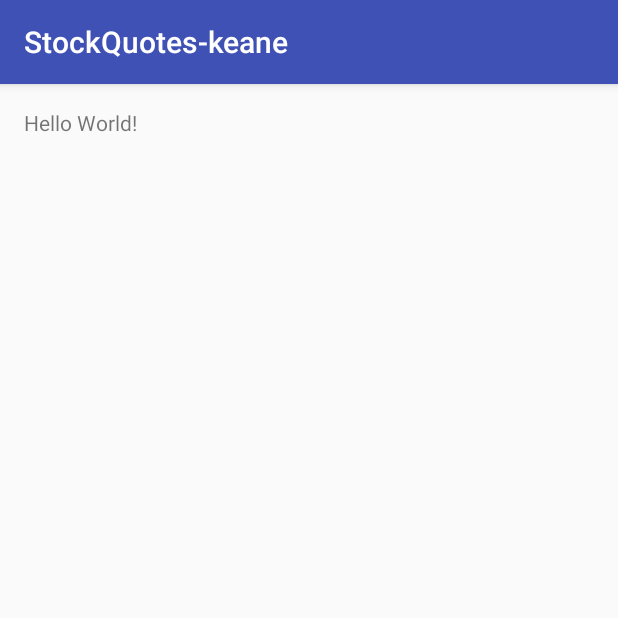
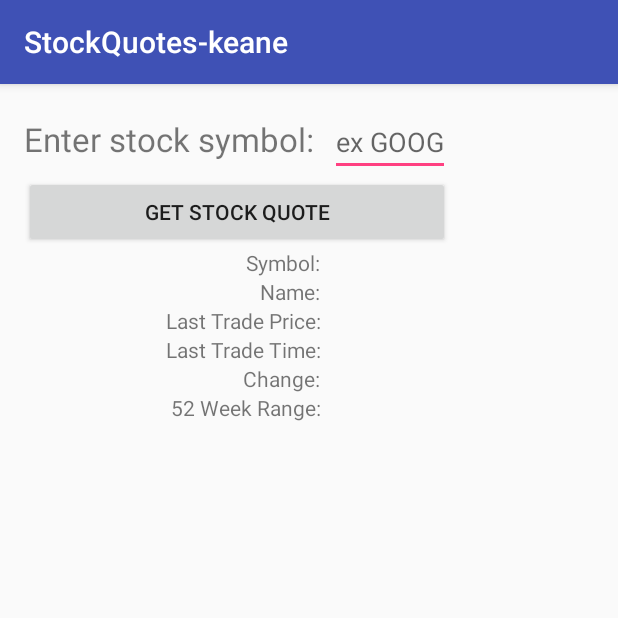
Before and after one commit to keanejc/StockQuotes-keane, an Android app: the screen it shows after launch (MainActivity), on a phone screen of 412 x 824 dp, the top half of it. Run offline under Robolectric (Android 15) with nearby library versions, the phone set to English and light mode, and no system bars; 9 statements that could not run were skipped.

Commit message:
finished layout, onsave, onrestore

```diff
--- a/app/src/main/res/layout/activity_main.xml
+++ b/app/src/main/res/layout/activity_main.xml
@@ -1,5 +1,5 @@
 <?xml version="1.0" encoding="utf-8"?>
-<RelativeLayout xmlns:android="http://schemas.android.com/apk/res/android"
+<TableLayout xmlns:android="http://schemas.android.com/apk/res/android"
     xmlns:tools="http://schemas.android.com/tools"
     android:id="@+id/activity_main"
     android:layout_width="match_parent"
@@ -10,8 +10,133 @@
     android:paddingTop="@dimen/activity_vertical_margin"
     tools:context="com.introtoandriod.stockquotes_keane.MainActivity">
 
+    <TableRow>
     <TextView
         android:layout_width="wrap_content"
         android:layout_height="wrap_content"
-        android:text="Hello World!" />
-</RelativeLayout>
+        android:text="Enter stock symbol:  "
+        android:textSize="10pt"
+ />
+
+    <EditText
+        android:layout_width="wrap_content"
+        android:layout_height="wrap_content"
+        android:inputType="text"
+        android:hint="ex GOOG"
+        android:id="@+id/input"
+
+        />
+    </TableRow>
+
+    <TableRow>
+
+        <Button
+            android:text="Get Stock Quote"
+            android:layout_span="2"
+            android:id="@+id/button"
+
+            />
+    </TableRow>
+
+    <TableRow>
+        <TextView
+            android:layout_width="wrap_content"
+            android:layout_height="wrap_content"
+            android:text="Symbol:  "
+            android:textAlignment="viewEnd"
+            />
+
+
+        <TextView
+            android:layout_width="wrap_content"
+            android:layout_height="wrap_content"
+            android:text=""
+            android:id="@+id/symbol"/>
+
+    </TableRow>
+
+    <TableRow>
+        <TextView
+            android:layout_width="wrap_content"
+            android:layout_height="wrap_content"
+            android:text="Name:  "
+            android:textAlignment="viewEnd"
+            />
+
+
+        <TextView
+            android:layout_width="wrap_content"
+            android:layout_height="wrap_content"
+            android:text=""
+            android:id="@+id/name"
+            />
+    </TableRow>
+
+    <TableRow>
+        <TextView
+            android:layout_width="wrap_content"
+            android:layout_height="wrap_content"
+            android:text="Last Trade Price:  "
+            android:textAlignment="viewEnd"
+            />
+
+
+        <TextView
+            android:layout_width="wrap_content"
+            android:layout_height="wrap_content"
+            android:text=""
+            android:id="@+id/price"
+            />
+    </TableRow>
+
+    <TableRow>
+        <TextView
+            android:layout_width="wrap_content"
+            android:layout_height="wrap_content"
+            android:text="Last Trade Time:  "
+            android:textAlignment="viewEnd"
+            />
+
+
+        <TextView
+            android:layout_width="wrap_content"
+            android:layout_height="wrap_content"
+            android:text=""
+            android:id="@+id/time"
+            />
+    </TableRow>
+
+    <TableRow>
+        <TextView
+            android:layout_width="wrap_content"
+            android:layout_height="wrap_content"
+            android:text="Change:  "
+            android:textAlignment="viewEnd"
+            />
+
+
+        <TextView
+            android:layout_width="wrap_content"
+            android:layout_height="wrap_content"
+            android:text=""
+            android:id="@+id/change"
+            />
+    </TableRow>
+
+    <TableRow>
+        <TextView
+            android:layout_width="wrap_content"
+            android:layout_height="wrap_content"
+            android:text="52 Week Range:  "
+            android:textAlignment="viewEnd"
+            />
+
+
+        <TextView
+            android:layout_width="wrap_content"
+            android:layout_height="wrap_content"
+            android:text=""
+            android:id="@+id/range"
+            />
+    </TableRow>
+</TableLayout>
```
Also changed, not shown: app/src/main/java/com/introtoandriod/stockquotes_keane/MainActivity.java (+57 -0 lines), app/src/main/res/Stock.java (added, +153 -0 lines).
